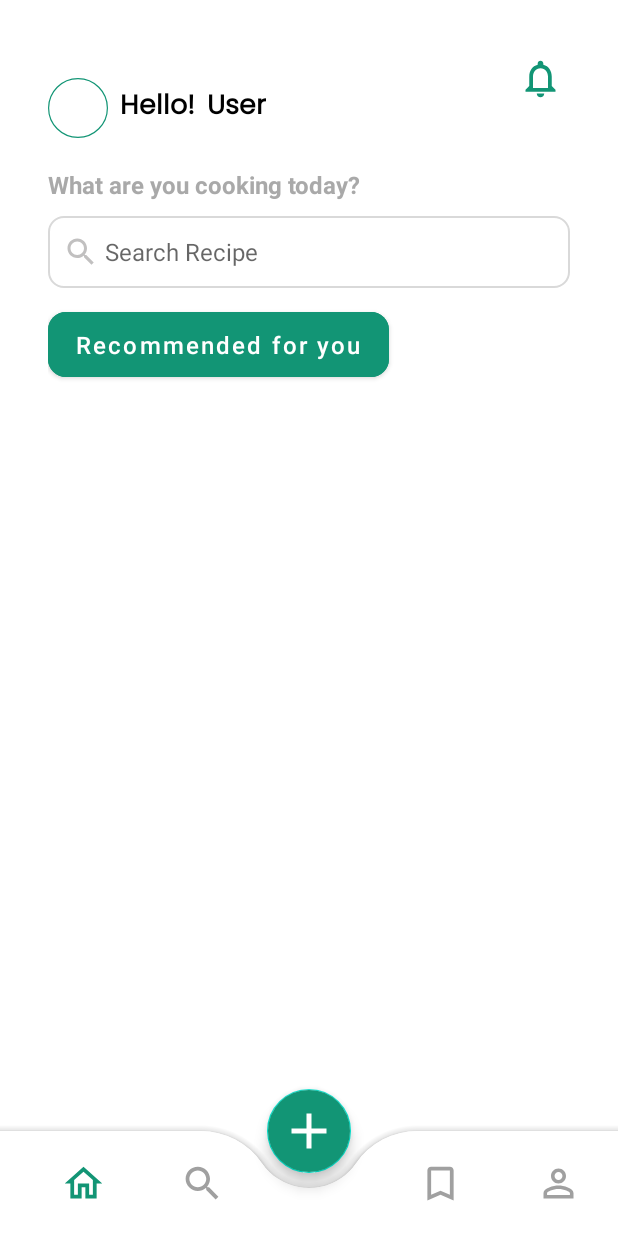
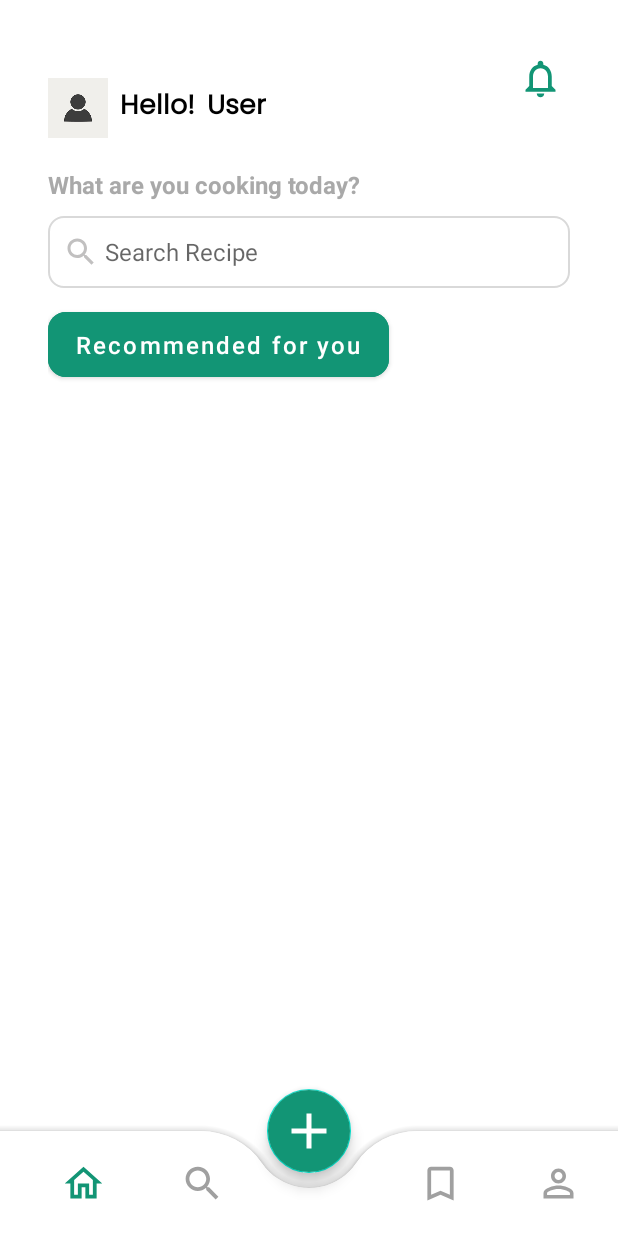
Before and after one commit to Hasindu071/GoodEats9, an Android app: the homeFragment screen opened directly, with no data from a screen before it, on a phone screen of 412 x 824 dp. Run offline under Robolectric (Android 15) with nearby library versions, the phone set to English and light mode, and no system bars.

Commit message:
home photo

```diff
--- a/app/src/main/java/com/example/goodeats9/homeFragment.java
+++ b/app/src/main/java/com/example/goodeats9/homeFragment.java
@@ -5,34 +5,52 @@ import android.os.Bundle;
 import android.view.LayoutInflater;
 import android.view.View;
 import android.view.ViewGroup;
+import android.widget.ImageView;
 import android.widget.TextView;
-
 import androidx.annotation.NonNull;
 import androidx.annotation.Nullable;
 import androidx.fragment.app.Fragment;
 
+import com.bumptech.glide.Glide; // For loading images
+
 import static android.content.Context.MODE_PRIVATE;
 
-public class homeFragment extends Fragment
-{
+public class homeFragment extends Fragment {
 
     @Override
     public View onCreateView(@NonNull LayoutInflater inflater, ViewGroup container,
-                             Bundle savedInstanceState)
-    {
+                             Bundle savedInstanceState) {
         // Inflate the layout for this fragment
         return inflater.inflate(R.layout.fragment_home, container, false);
     }
 
     @Override
-    public void onViewCreated(@NonNull View view, @Nullable Bundle savedInstanceState)
-    {
+    public void onViewCreated(@NonNull View view, @Nullable Bundle savedInstanceState) {
         super.onViewCreated(view, savedInstanceState);
 
-        // Access SharedPreferences
+        // Access SharedPreferences to get user data
         SharedPreferences sharedPreferences = requireActivity().getSharedPreferences("loginDetails", MODE_PRIVATE);
-        String username = sharedPreferences.getString("UserName", "User"); //If no name is fount type user
-        TextView welcomeTextView = view.findViewById(R.id.text_name); // get the textview ID
-        welcomeTextView.setText(username);//Set the name
+        String username = sharedPreferences.getString("UserName", "User"); // If no name is found, default to "User"
+        String profilePhotoUrl = sharedPreferences.getString("ProfilePhotoUrl", ""); // Profile image URL
+
+        // Set the welcome text with the username
+        TextView welcomeTextView = view.findViewById(R.id.text_name);
+        welcomeTextView.setText(username);
+
+        // Find the ImageView for the profile image
+        ImageView profileImageView = view.findViewById(R.id.profile_pic); // Make sure this matches your layout ID
+
+        // Load the profile image using Glide
+        if (profilePhotoUrl != null && !profilePhotoUrl.isEmpty()) {
+            Glide.with(this)
+                    .load(profilePhotoUrl)   // Load image URL
+                    .placeholder(R.drawable.placeholder_image)  // Placeholder while loading
+                    .error(R.drawable.error_image)  // Error image if URL is invalid
+                    .circleCrop()  // Optionally, crop the image into a circle
+                    .into(profileImageView);  // Load the image into the ImageView
+        } else {
+            // Set a default image if no URL is found
+            profileImageView.setImageResource(R.drawable.placeholder_image);
+        }
     }
 }
```
